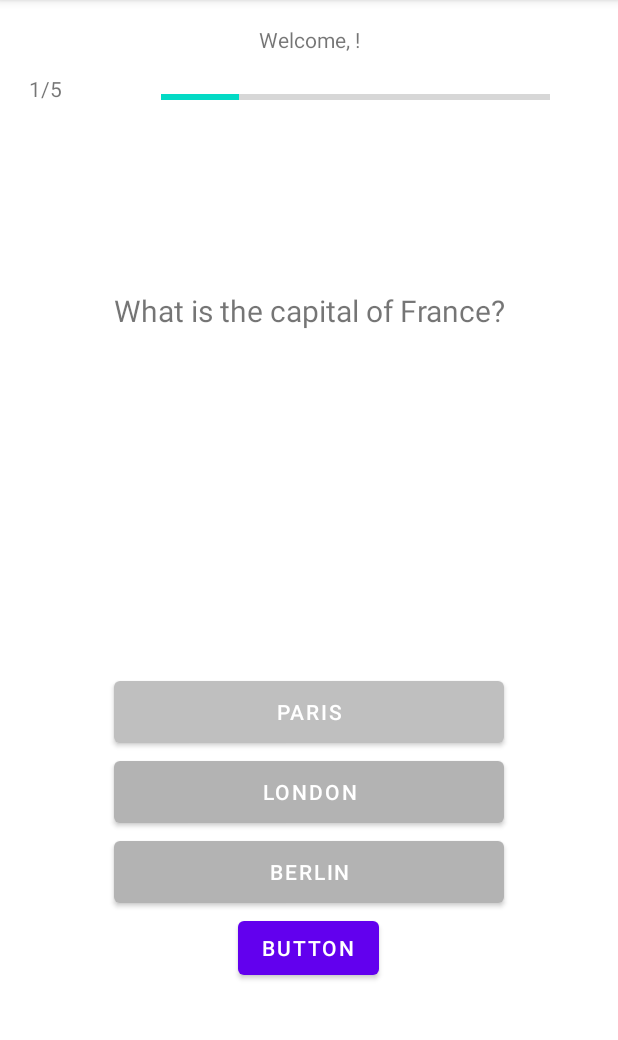
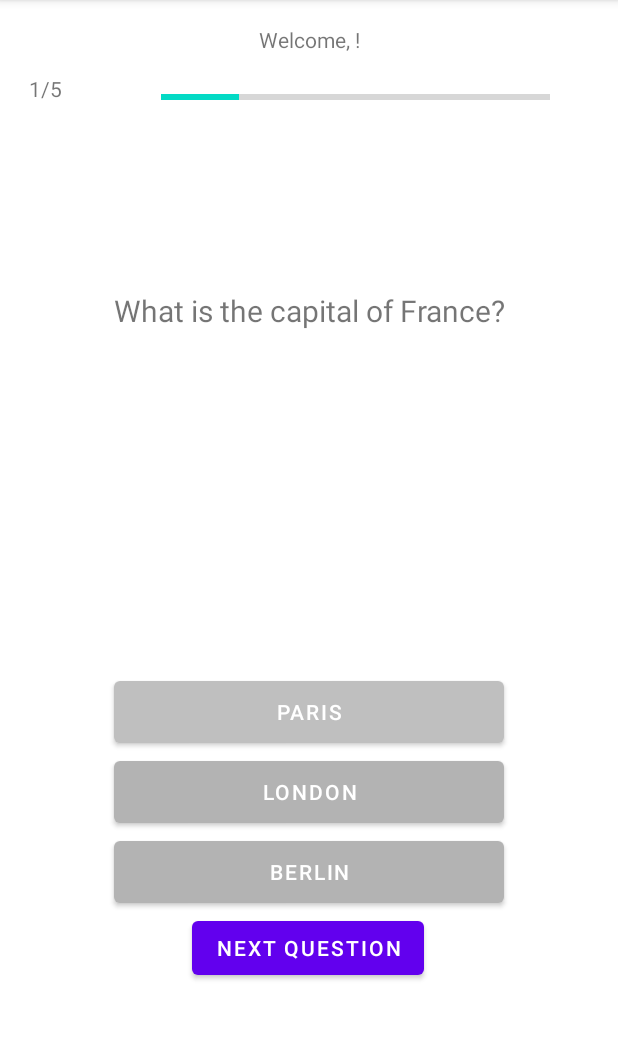
Before and after one commit to Thumbness/SIT305_Task3_1, an Android app: the QuizActivity screen opened directly, with no data from a screen before it, on a phone screen of 412 x 824 dp, the part 84-1124 px from its top. Run offline under Robolectric (Android 15) with nearby library versions, the phone set to English and light mode, and no system bars.

```diff
--- a/app/src/main/res/layout/quiz_activity_layout.xml
+++ b/app/src/main/res/layout/quiz_activity_layout.xml
@@ -66,7 +66,7 @@
         android:id="@+id/button5"
         android:layout_width="wrap_content"
         android:layout_height="wrap_content"
-        android:text="Button"
+        android:text="Next Question"
         app:layout_constraintBottom_toBottomOf="parent"
         app:layout_constraintEnd_toEndOf="parent"
         app:layout_constraintHorizontal_bias="0.498"
```
